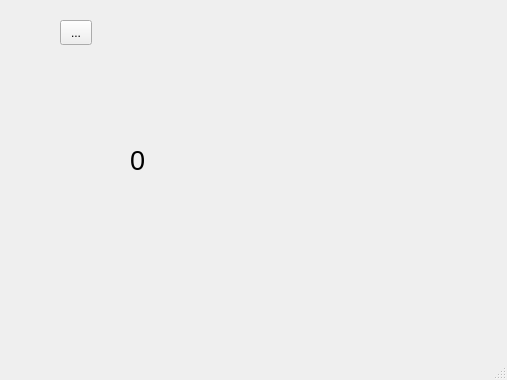
Qt form gui/powermeter/ui_powermeterui.ui (trezitorul/qudi) before a commit.
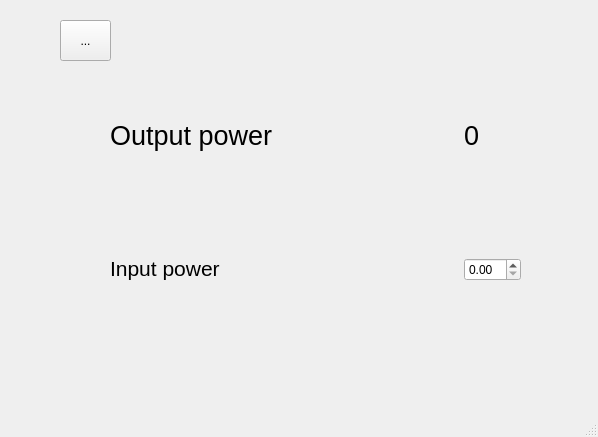
The same form after that commit. Icons and pictures are not drawn.

What changed in the file:
```diff
--- a/gui/powermeter/ui_powermeterui.ui
+++ b/gui/powermeter/ui_powermeterui.ui
@@ -6,39 +6,21 @@
    <rect>
     <x>0</x>
     <y>0</y>
-    <width>507</width>
-    <height>380</height>
+    <width>598</width>
+    <height>437</height>
    </rect>
   </property>
   <property name="windowTitle">
    <string>PowerMeter</string>
   </property>
   <widget class="QWidget" name="centralwidget">
-   <widget class="QLabel" name="powerOutput">
-    <property name="geometry">
-     <rect>
-      <x>130</x>
-      <y>120</y>
-      <width>231</width>
-      <height>81</height>
-     </rect>
-    </property>
-    <property name="font">
-     <font>
-      <pointsize>20</pointsize>
-     </font>
-    </property>
-    <property name="text">
-     <string>0</string>
-    </property>
-   </widget>
    <widget class="QToolButton" name="startButton">
     <property name="geometry">
      <rect>
       <x>60</x>
       <y>20</y>
-      <width>32</width>
-      <height>25</height>
+      <width>51</width>
+      <height>41</height>
      </rect>
     </property>
     <property name="text">
@@ -49,6 +31,104 @@
       <normaloff>../../artwork/icons/qudiTheme/22x22/start-counter.png</normaloff>../../artwork/icons/qudiTheme/22x22/start-counter.png</iconset>
     </property>
    </widget>
+   <widget class="QWidget" name="">
+    <property name="geometry">
+     <rect>
+      <x>110</x>
+      <y>120</y>
+      <width>411</width>
+      <height>161</height>
+     </rect>
+    </property>
+    <layout class="QHBoxLayout" name="horizontalLayout">
+     <item>
+      <layout class="QVBoxLayout" name="verticalLayout">
+       <item>
+        <widget class="QLabel" name="label">
+         <property name="font">
+          <font>
+           <pointsize>20</pointsize>
+          </font>
+         </property>
+         <property name="text">
+          <string>Output power</string>
+         </property>
+        </widget>
+       </item>
+       <item>
+        <spacer name="verticalSpacer">
+         <property name="orientation">
+          <enum>Qt::Vertical</enum>
+         </property>
+         <property name="sizeHint" stdset="0">
+          <size>
+           <width>20</width>
+           <height>40</height>
+          </size>
+         </property>
+        </spacer>
+       </item>
+       <item>
+        <widget class="QLabel" name="label_2">
+         <property name="font">
+          <font>
+           <pointsize>16</pointsize>
+          </font>
+         </property>
+         <property name="text">
+          <string>Input power</string>
+         </property>
+        </widget>
+       </item>
+      </layout>
+     </item>
+     <item>
+      <spacer name="horizontalSpacer">
+       <property name="orientation">
+        <enum>Qt::Horizontal</enum>
+       </property>
+       <property name="sizeHint" stdset="0">
+        <size>
+         <width>40</width>
+         <height>20</height>
+        </size>
+       </property>
+      </spacer>
+     </item>
+     <item>
+      <layout class="QVBoxLayout" name="verticalLayout_2">
+       <item>
+        <widget class="QLabel" name="powerOutput">
+         <property name="font">
+          <font>
+           <pointsize>20</pointsize>
+          </font>
+         </property>
+         <property name="text">
+          <string>0</string>
+         </property>
+        </widget>
+       </item>
+       <item>
+        <spacer name="verticalSpacer_2">
+         <property name="orientation">
+          <enum>Qt::Vertical</enum>
+         </property>
+         <property name="sizeHint" stdset="0">
+          <size>
+           <width>20</width>
+           <height>40</height>
+          </size>
+         </property>
+        </spacer>
+       </item>
+       <item>
+        <widget class="QDoubleSpinBox" name="powerInput"/>
+       </item>
+      </layout>
+     </item>
+    </layout>
+   </widget>
   </widget>
   <widget class="QMenuBar" name="menubar">
    <property name="geometry">
```
Left out of the diff: 2 changed lines with no effect on the pictures.
